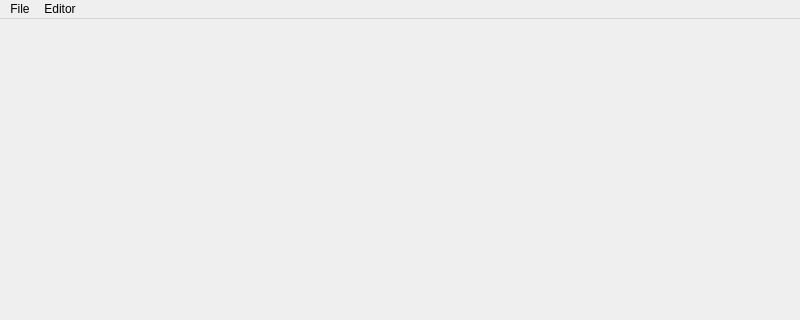
This is editor/ui/ProjectWindow.ui in RyanDeBarros/Olympian as Qt 5 draws it before an edit; both pictures show x 0 to 800 and y 0 to 320 of the 800 by 600 pixel window. The edited form follows.
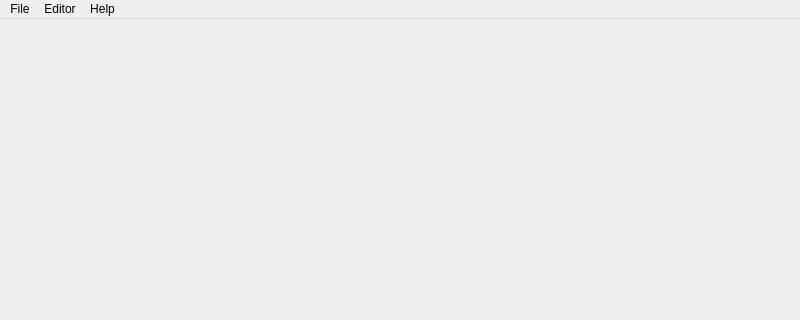
This is the edited form.

Commit message: Implemented help mode.

```diff
--- a/editor/ui/ProjectWindow.ui
+++ b/editor/ui/ProjectWindow.ui
@@ -20,7 +20,7 @@
      <x>0</x>
      <y>0</y>
      <width>800</width>
-     <height>18</height>
+     <height>33</height>
     </rect>
    </property>
    <widget class="QMenu" name="menuFile">
@@ -38,8 +38,17 @@
     <addaction name="actionTexture"/>
     <addaction name="actionFont"/>
    </widget>
+   <widget class="QMenu" name="menuHelp">
+    <property name="title">
+     <string>Help</string>
+    </property>
+    <addaction name="actionDocumentation"/>
+    <addaction name="separator"/>
+    <addaction name="actionEnter_Help_Mode"/>
+   </widget>
    <addaction name="menuFile"/>
    <addaction name="menuEditor"/>
+   <addaction name="menuHelp"/>
   </widget>
   <widget class="QStatusBar" name="statusbar"/>
   <action name="actionTexture">
```
Left out of the diff: 10 changed lines with no effect on the pictures. The commit also changes 4 other files.
